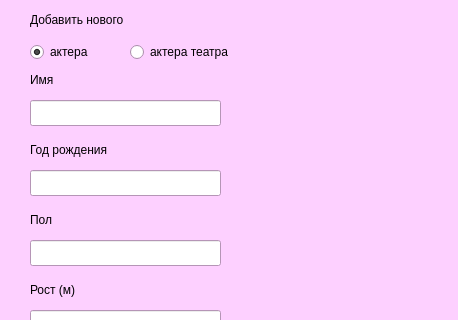
Above: adddialog.ui from al1na-am1rova/Amirova_qt6 before the change; both pictures show x 0 to 458 and y 0 to 320 of the 458 by 665 pixel window. Below: the same form after it.
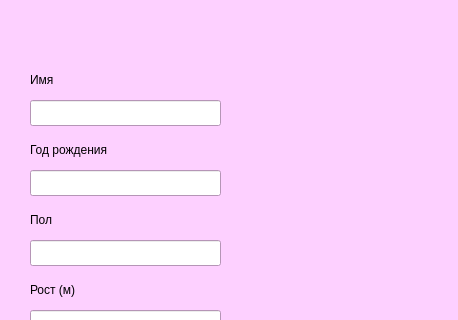
That is the form after the change.

Diff of the .ui file:
```diff
--- a/adddialog.ui
+++ b/adddialog.ui
@@ -341,46 +341,17 @@
     <bool>false</bool>
    </property>
   </widget>
-  <widget class="QRadioButton" name="actor_rb">
-   <property name="geometry">
-    <rect>
-     <x>30</x>
-     <y>40</y>
-     <width>91</width>
-     <height>24</height>
-    </rect>
-   </property>
-   <property name="text">
-    <string>актера</string>
-   </property>
-   <property name="checked">
-    <bool>true</bool>
-   </property>
-  </widget>
-  <widget class="QRadioButton" name="theater_rb">
-   <property name="geometry">
-    <rect>
-     <x>130</x>
-     <y>40</y>
-     <width>121</width>
-     <height>24</height>
-    </rect>
-   </property>
-   <property name="text">
-    <string>актера театра</string>
-   </property>
-  </widget>
   <widget class="QLabel" name="label">
    <property name="geometry">
     <rect>
      <x>30</x>
-     <y>10</y>
+     <y>30</y>
      <width>151</width>
      <height>20</height>
     </rect>
    </property>
    <property name="text">
-    <string>Добавить нового</string>
+    <string/>
    </property>
   </widget>
  </widget>
```
